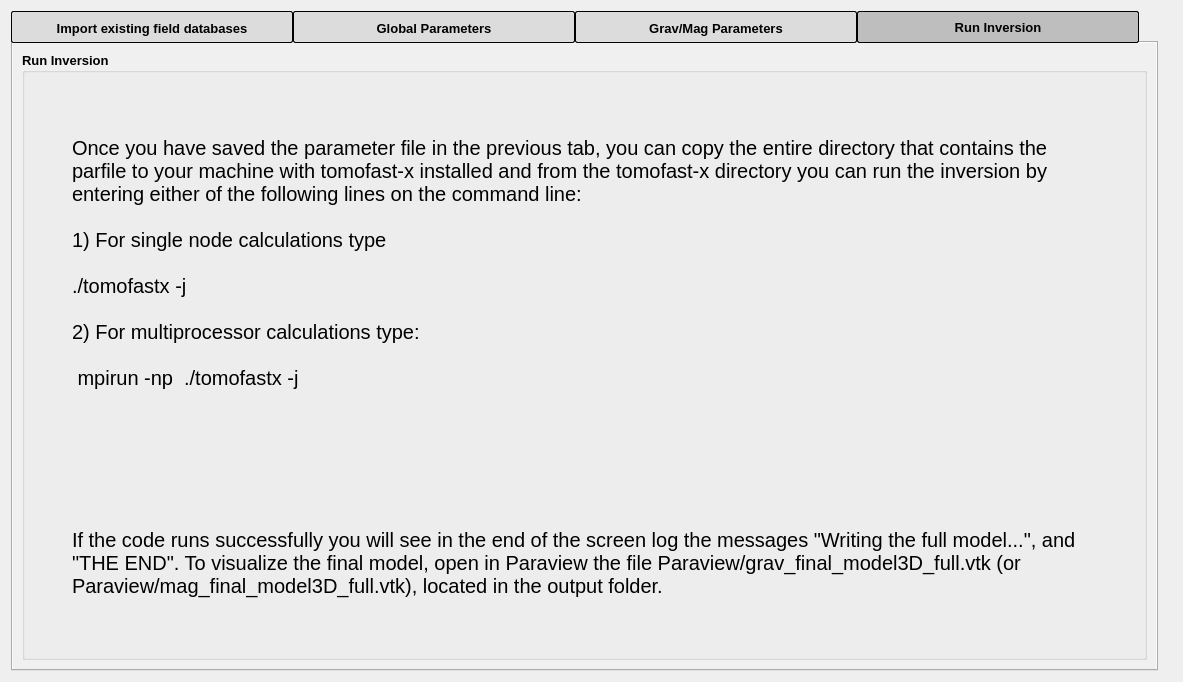
This is Tomofast_x_dialog_base.ui in TOMOFAST/tomofast-x-q as Qt 5 draws it before an edit. The edited form follows.
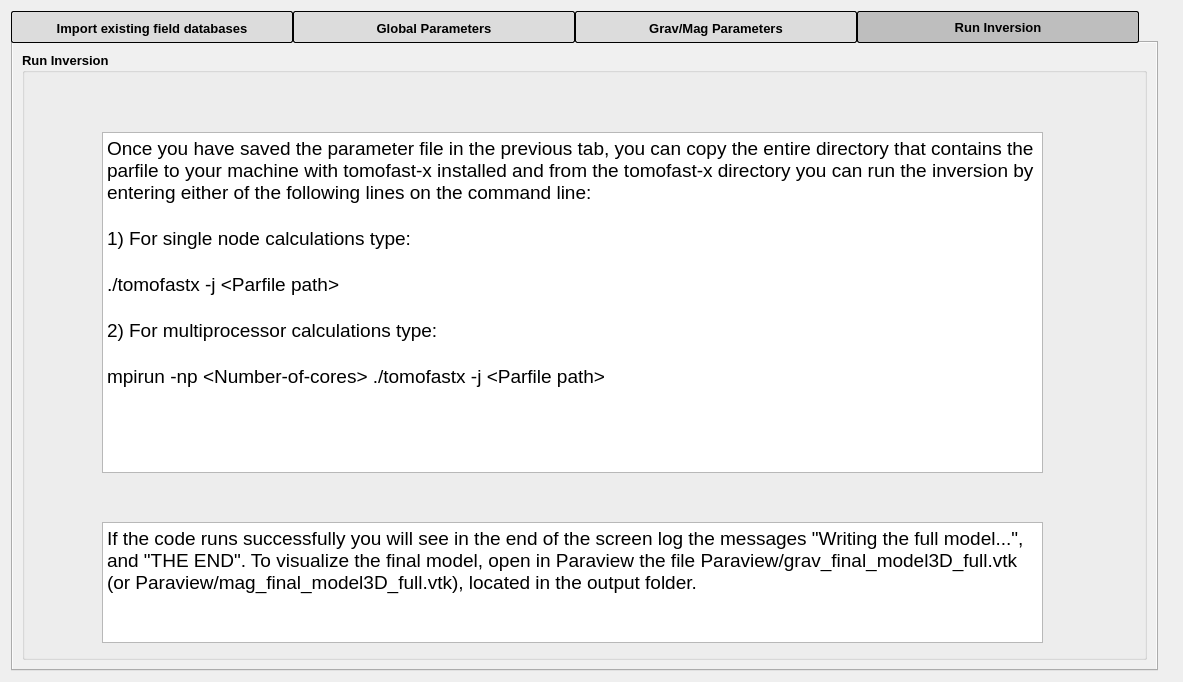
This is the edited form. The open tabs and pages were chosen to show the change. Custom widgets are drawn as their Qt base class.

Commit message: copyable run instructions

Patch:
```diff
--- a/Tomofast_x_dialog_base.ui
+++ b/Tomofast_x_dialog_base.ui
@@ -3319,6 +3319,9 @@
       <layout class="QGridLayout" name="gridLayout_2">
        <item row="0" column="0">
         <widget class="QGroupBox" name="groupBox_14">
+         <property name="enabled">
+          <bool>true</bool>
+         </property>
          <property name="font">
           <font>
            <pointsize>10</pointsize>
@@ -3329,55 +3332,59 @@
          <property name="title">
           <string>Run Inversion</string>
          </property>
-         <widget class="QLabel" name="label_6">
+         <widget class="QTextEdit" name="textEdit_4">
+          <property name="enabled">
+           <bool>true</bool>
+          </property>
           <property name="geometry">
            <rect>
-            <x>50</x>
-            <y>30</y>
-            <width>1031</width>
-            <height>361</height>
+            <x>80</x>
+            <y>80</y>
+            <width>941</width>
+            <height>341</height>
            </rect>
           </property>
-          <property name="font">
-           <font>
-            <pointsize>15</pointsize>
-           </font>
-          </property>
-          <property name="text">
-           <string>Once you have saved the parameter file in the previous tab, you can copy the entire directory that contains the parfile to your machine with tomofast-x installed and from the tomofast-x directory you can run the inversion by entering either of the following lines on the command line: 
-
-1) For single node calculations type
-
-./tomofastx -j &lt;Parfile path&gt;
-
-2) For multiprocessor calculations type:
-
- mpirun -np &lt;Number-of-cores&gt; ./tomofastx -j &lt;Parfile path&gt;</string>
-          </property>
-          <property name="wordWrap">
+          <property name="readOnly">
            <bool>true</bool>
           </property>
+          <property name="html">
+           <string>&lt;!DOCTYPE HTML PUBLIC &quot;-//W3C//DTD HTML 4.0//EN&quot; &quot;http://www.w3.org/TR/REC-html40/strict.dtd&quot;&gt;
+&lt;html&gt;&lt;head&gt;&lt;meta name=&quot;qrichtext&quot; content=&quot;1&quot; /&gt;&lt;style type=&quot;text/css&quot;&gt;
+p, li { white-space: pre-wrap; }
+&lt;/style&gt;&lt;/head&gt;&lt;body style=&quot; font-family:'MS Shell Dlg 2'; font-size:8.25pt; font-weight:400; font-style:normal;&quot;&gt;
+&lt;p style=&quot; margin-top:0px; margin-bottom:0px; margin-left:0px; margin-right:0px; -qt-block-indent:0; text-indent:0px;&quot;&gt;&lt;span style=&quot; font-size:14pt;&quot;&gt;Once you have saved the parameter file in the previous tab, you can copy the entire directory that contains the parfile to your machine with tomofast-x installed and from the tomofast-x directory you can run the inversion by entering either of the following lines on the command line:&lt;/span&gt;&lt;/p&gt;
+&lt;p style=&quot;-qt-paragraph-type:empty; margin-top:0px; margin-bottom:0px; margin-left:0px; margin-right:0px; -qt-block-indent:0; text-indent:0px; font-size:14pt;&quot;&gt;&lt;br /&gt;&lt;/p&gt;
+&lt;p style=&quot; margin-top:0px; margin-bottom:0px; margin-left:0px; margin-right:0px; -qt-block-indent:0; text-indent:0px;&quot;&gt;&lt;span style=&quot; font-size:14pt;&quot;&gt;1) For single node calculations type:&lt;/span&gt;&lt;/p&gt;
+&lt;p style=&quot;-qt-paragraph-type:empty; margin-top:0px; margin-bottom:0px; margin-left:0px; margin-right:0px; -qt-block-indent:0; text-indent:0px; font-size:14pt;&quot;&gt;&lt;br /&gt;&lt;/p&gt;
+&lt;p style=&quot; margin-top:0px; margin-bottom:0px; margin-left:0px; margin-right:0px; -qt-block-indent:0; text-indent:0px;&quot;&gt;&lt;span style=&quot; font-size:14pt;&quot;&gt;./tomofastx -j &amp;lt;Parfile path&amp;gt;&lt;/span&gt;&lt;/p&gt;
+&lt;p style=&quot;-qt-paragraph-type:empty; margin-top:0px; margin-bottom:0px; margin-left:0px; margin-right:0px; -qt-block-indent:0; text-indent:0px; font-size:14pt;&quot;&gt;&lt;br /&gt;&lt;/p&gt;
+&lt;p style=&quot; margin-top:0px; margin-bottom:0px; margin-left:0px; margin-right:0px; -qt-block-indent:0; text-indent:0px;&quot;&gt;&lt;span style=&quot; font-size:14pt;&quot;&gt;2) For multiprocessor calculations type:&lt;/span&gt;&lt;/p&gt;
+&lt;p style=&quot;-qt-paragraph-type:empty; margin-top:0px; margin-bottom:0px; margin-left:0px; margin-right:0px; -qt-block-indent:0; text-indent:0px; font-size:14pt;&quot;&gt;&lt;br /&gt;&lt;/p&gt;
+&lt;p style=&quot; margin-top:0px; margin-bottom:0px; margin-left:0px; margin-right:0px; -qt-block-indent:0; text-indent:0px;&quot;&gt;&lt;span style=&quot; font-size:14pt;&quot;&gt;mpirun -np &amp;lt;Number-of-cores&amp;gt; ./tomofastx -j &amp;lt;Parfile path&amp;gt;&lt;/span&gt;&lt;/p&gt;&lt;/body&gt;&lt;/html&gt;</string>
+          </property>
          </widget>
-         <widget class="QLabel" name="label_8">
+         <widget class="QTextEdit" name="textEdit_6">
+          <property name="enabled">
+           <bool>true</bool>
+          </property>
           <property name="geometry">
            <rect>
-            <x>50</x>
-            <y>420</y>
-            <width>1021</width>
-            <height>181</height>
+            <x>80</x>
+            <y>470</y>
+            <width>941</width>
+            <height>121</height>
            </rect>
           </property>
-          <property name="font">
-           <font>
-            <pointsize>15</pointsize>
-           </font>
-          </property>
-          <property name="text">
-           <string>If the code runs successfully you will see in the end of the screen log the messages &quot;Writing the full model...&quot;, and &quot;THE END&quot;. To visualize the final model, open in Paraview the file Paraview/grav_final_model3D_full.vtk (or Paraview/mag_final_model3D_full.vtk), located in the output folder. </string>
-          </property>
-          <property name="wordWrap">
+          <property name="readOnly">
            <bool>true</bool>
           </property>
+          <property name="html">
+           <string>&lt;!DOCTYPE HTML PUBLIC &quot;-//W3C//DTD HTML 4.0//EN&quot; &quot;http://www.w3.org/TR/REC-html40/strict.dtd&quot;&gt;
+&lt;html&gt;&lt;head&gt;&lt;meta name=&quot;qrichtext&quot; content=&quot;1&quot; /&gt;&lt;style type=&quot;text/css&quot;&gt;
+p, li { white-space: pre-wrap; }
+&lt;/style&gt;&lt;/head&gt;&lt;body style=&quot; font-family:'MS Shell Dlg 2'; font-size:8.25pt; font-weight:400; font-style:normal;&quot;&gt;
+&lt;p style=&quot; margin-top:0px; margin-bottom:0px; margin-left:0px; margin-right:0px; -qt-block-indent:0; text-indent:0px;&quot;&gt;&lt;span style=&quot; font-size:14pt;&quot;&gt;If the code runs successfully you will see in the end of the screen log the messages &amp;quot;Writing the full model...&amp;quot;, and &amp;quot;THE END&amp;quot;. To visualize the final model, open in Paraview the file Paraview/grav_final_model3D_full.vtk (or Paraview/mag_final_model3D_full.vtk), located in the output folder. &lt;/span&gt;&lt;/p&gt;&lt;/body&gt;&lt;/html&gt;</string>
+          </property>
          </widget>
         </widget>
        </item>
```
